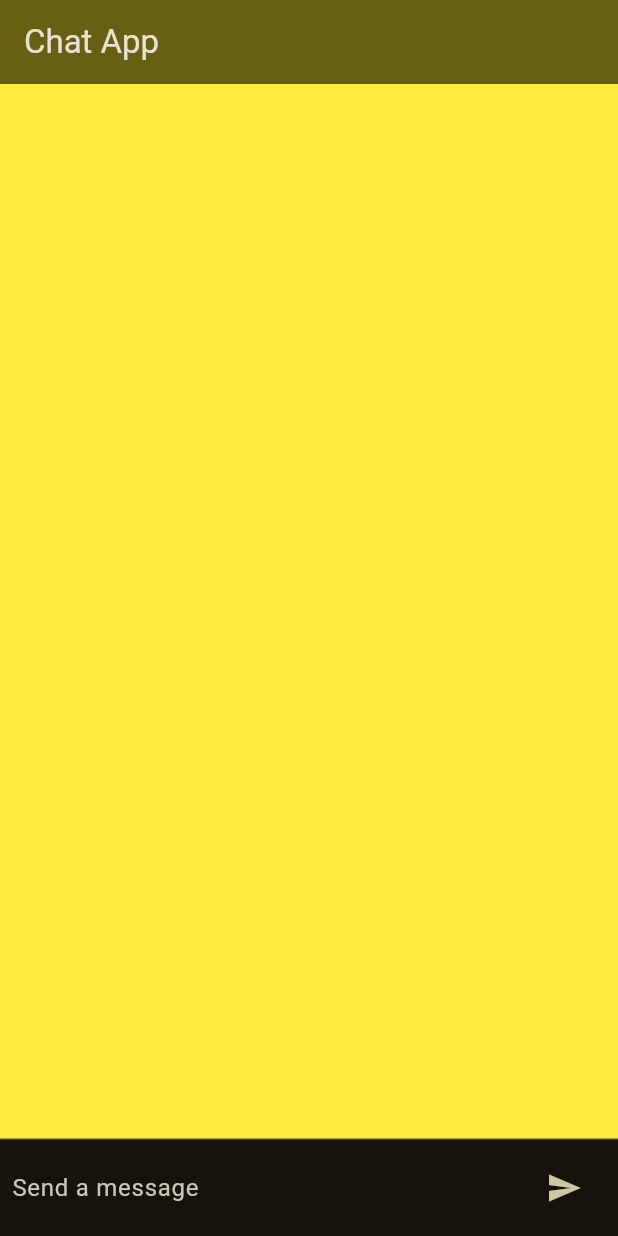
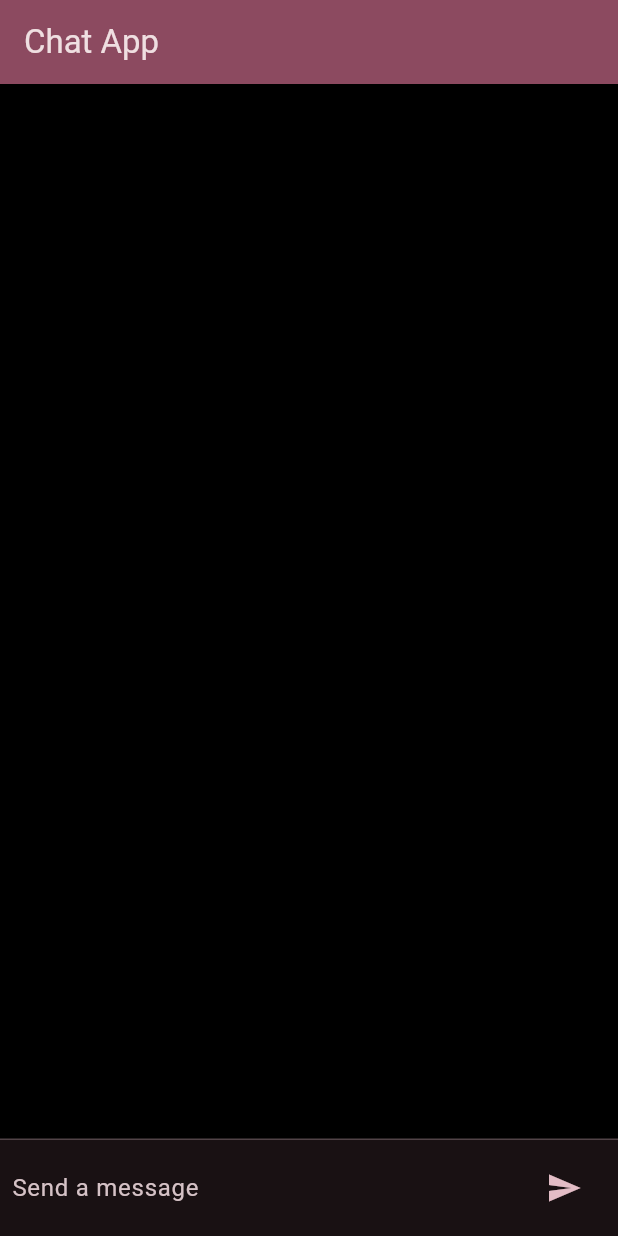
Before and after one commit to could-ai/019873e0-0dcd-7a84-99a9-7d7268f1927f, a Flutter app: the screen it shows after launch, on a phone screen of 412 x 824 dp. Run offline on Flutter 3.47's test engine with Material 3 defaults, Android fonts, the phone set to English and light mode, and no system bars.

Commit message:
将应用的背景颜色和主题种子颜色从黄色更改为黑色。在 `lib/main.dart` 文件中，我将 `ThemeData` 的 `scaffoldBackgroundColor` 属性和 `ColorScheme` 的 `seedColor` 属性都从 `Colors.yellow` 修改为 `Colors.black`，以实现统一的黑色主题，同时保持深色模式以确保UI元素的可见性和对比度。

```diff
--- a/usr/lib/main.dart
+++ b/usr/lib/main.dart
@@ -15,9 +15,9 @@ class MyApp extends StatelessWidget {
       debugShowCheckedModeBanner: false,
       theme: ThemeData(
         brightness: Brightness.dark,
-        scaffoldBackgroundColor: Colors.yellow,
+        scaffoldBackgroundColor: Colors.black,
         colorScheme: ColorScheme.fromSeed(
-          seedColor: Colors.yellow,
+          seedColor: Colors.black,
           brightness: Brightness.dark
         ),
         useMaterial3: true,
```
